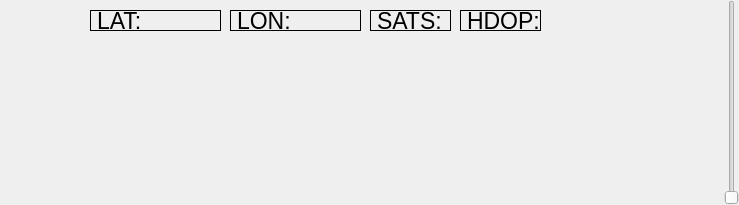
Old version of the form src/ui/map/QGCMapTool.ui in the repository ArduPilot/apm_planner.
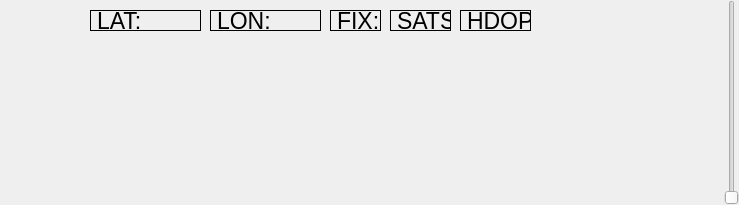
New version of the form. Custom widgets are drawn as their Qt base class.

The edit to the form file:
```diff
--- a/src/ui/map/QGCMapTool.ui
+++ b/src/ui/map/QGCMapTool.ui
@@ -50,9 +50,9 @@
      <widget class="QLabel" name="longitudeLabel">
       <property name="geometry">
        <rect>
-        <x>230</x>
+        <x>210</x>
         <y>10</y>
-        <width>131</width>
+        <width>111</width>
         <height>21</height>
        </rect>
       </property>
@@ -73,7 +73,7 @@
        <rect>
         <x>90</x>
         <y>10</y>
-        <width>131</width>
+        <width>111</width>
         <height>21</height>
        </rect>
       </property>
@@ -92,9 +92,9 @@
      <widget class="QLabel" name="satsLabel">
       <property name="geometry">
        <rect>
-        <x>370</x>
+        <x>390</x>
         <y>10</y>
-        <width>81</width>
+        <width>61</width>
         <height>21</height>
        </rect>
       </property>
@@ -115,7 +115,7 @@
        <rect>
         <x>460</x>
         <y>10</y>
-        <width>81</width>
+        <width>71</width>
         <height>21</height>
        </rect>
       </property>
@@ -131,6 +131,27 @@
        <string>HDOP:</string>
       </property>
      </widget>
+     <widget class="QLabel" name="fixLabel">
+      <property name="geometry">
+       <rect>
+        <x>330</x>
+        <y>10</y>
+        <width>51</width>
+        <height>21</height>
+       </rect>
+      </property>
+      <property name="font">
+       <font>
+        <pointsize>17</pointsize>
+       </font>
+      </property>
+      <property name="frameShape">
+       <enum>QFrame::Box</enum>
+      </property>
+      <property name="text">
+       <string>FIX:</string>
+      </property>
+     </widget>
     </widget>
    </item>
   </layout>
```
